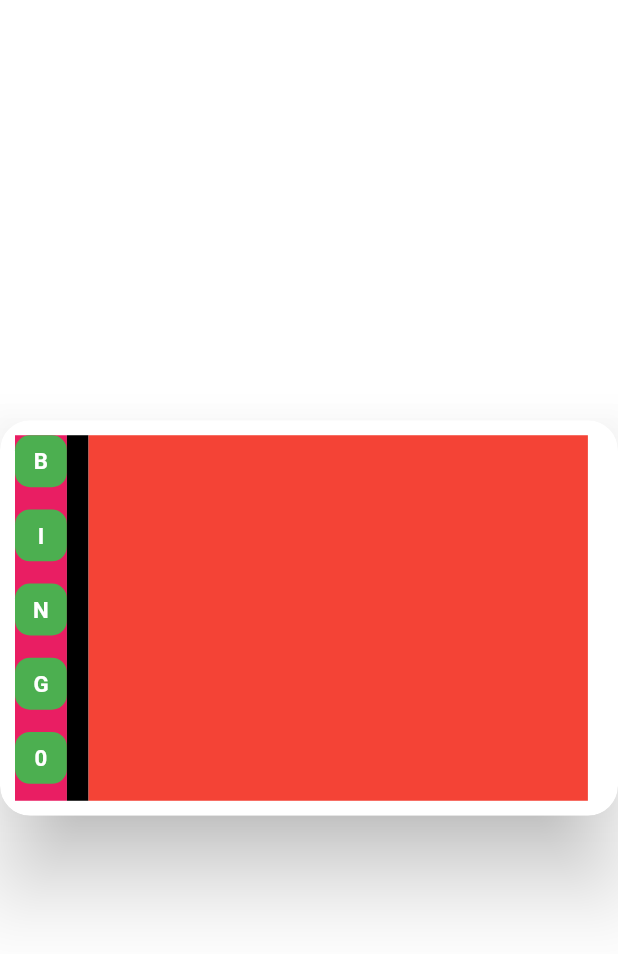
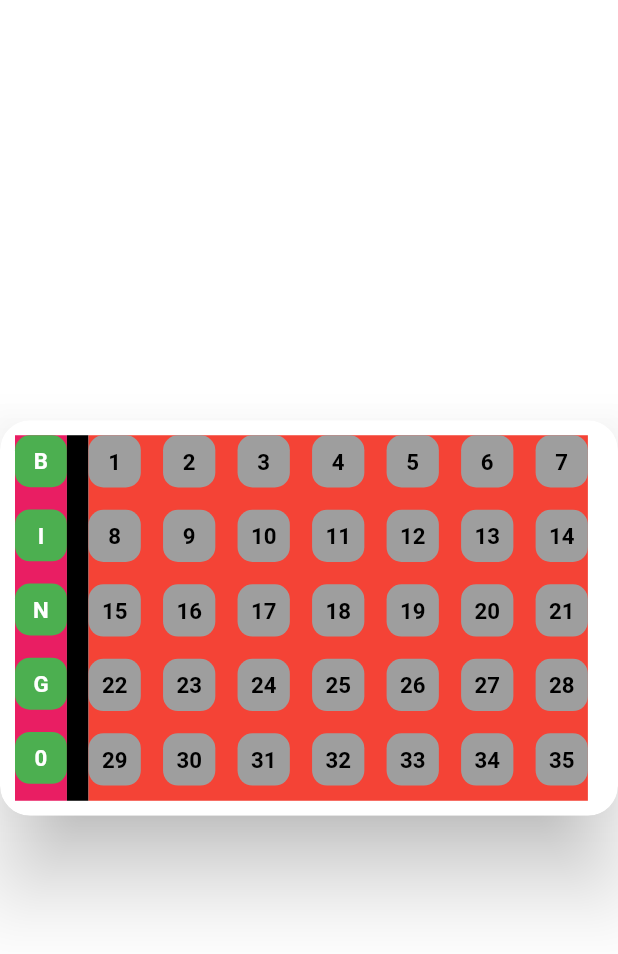
Before and after one commit to MaxiSoriano70/1erWidgetGrupo5, a Flutter app: the screen it shows after launch, on a phone screen of 412 x 824 dp. Shown: the top 954 px of the screen. Run offline on Flutter 3.47's test engine with Material 2 defaults, Android fonts, the phone set to English and light mode, and no system bars.

```diff
--- a/lib/main.dart
+++ b/lib/main.dart
@@ -12,9 +12,12 @@ class MyApp extends StatelessWidget {
   Widget build(BuildContext context) {
     return MaterialApp(
       home: Center(child: BingoCard(
-        numbersList: const [1,2,3,4,5,6,7,8,9,10,11,12,
-          13,14,15,16,17,18,19,20,21,22,23,24,25,26,27,28,29,30,
-          31,32,33,35,36],) ,),
+        numbersList: const [
+          1,2,3,4,5,6,7,
+          8,9,10,11,12,13,14,
+          15,16,17,18,19,20,21,
+          22,23,24,25,26,27,28,
+          29,30,31,32,33,34,35],) ,),
     );
   }
 }
--- a/lib/src/components/bingo_card.dart
+++ b/lib/src/components/bingo_card.dart
@@ -71,31 +71,33 @@ class BingoCard extends StatefulWidget {
     this.cardColor = Colors.white,
   }) : super(key: key);
 
-  List<CustomButton> customButtonList=[];
 
-  List<CustomButton> listBuilder(){
-    for(int i=0;i<35;i++){
-      if(i>numbersList.length){
-        var aux = CustomButton("-",defaultBgNumberColor,pressedBgNumberColor,Colors.black);
-        customButtonList.add(aux);
-      }
-      else{
-        var aux = CustomButton(numbersList[i].toString(),defaultBgNumberColor,pressedBgNumberColor,Colors.black);
-        customButtonList.add(aux);
-      }
-    }
-    return customButtonList;
-  }
   @override
   State<BingoCard> createState() => _BingoCardState();
 }
 
 
 class _BingoCardState extends State<BingoCard> {
+  List<CustomButton> customButtonList=[];
+  List<CustomButton> listBuilder(){
+    for(int i=0;i<35;i++){
+      if(i>widget.numbersList.length){
+        var aux = CustomButton("-",widget.defaultBgNumberColor,widget.pressedBgNumberColor,Colors.black);
+        customButtonList.add(aux);
+      }
+      else{
+        var aux = CustomButton(widget.numbersList[i].toString(),widget.defaultBgNumberColor,widget.pressedBgNumberColor,Colors.black);
+        customButtonList.add(aux);
+      }
+    }
+    return customButtonList;
+  }
+
+
+
   void _checkColorButton(CustomButton button){
     button._hasBeenPressed(widget.defaultBgNumberColor,widget.pressedBgNumberColor);
   }
-
   @override
   Widget build(BuildContext context) {
     return _bingoCard(MediaQuery.of(context).size.width, widget.numbersList);
@@ -103,7 +105,7 @@ class _BingoCardState extends State<BingoCard> {
 
   Widget _bingoCard(double width, List<int> numbers) {
     double padding = width*0.72/2;
-    print(padding);
+    //print(listBuilder());
     return Material(
       elevation: 25,
       color: Colors.transparent,
@@ -119,7 +121,7 @@ class _BingoCardState extends State<BingoCard> {
               child: _wordBingo(width),),
             Container(width: width * 0.035, height: width * 0.64, color: Colors.black,),
             Container(width: width * 0.808, height: width * 0.64, color: Colors.red,
-              child: _gridViewNumbers(width, widget.customButtonList),)
+              child: _gridViewNumbers(width, listBuilder()),)
           ],),
         ),
       ),
@@ -159,6 +161,7 @@ class _BingoCardState extends State<BingoCard> {
 
   Widget _gridViewNumbers(double width, List<CustomButton> customButtonList){
     return GridView.builder(
+      scrollDirection: Axis.vertical,
       padding: const EdgeInsets.symmetric(horizontal: 0, vertical: 0),
       itemCount: customButtonList.length,
       physics: const NeverScrollableScrollPhysics(),
```
